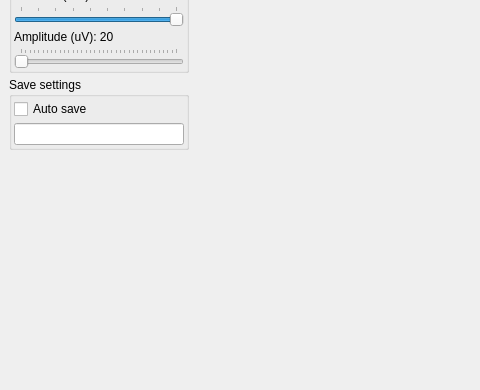
This is UI/mainwindow.ui in ZarkSPb/BB_Python as Qt 5 draws it before an edit; both pictures show x 0 to 480 and y 325 to 715 of the 910 by 715 pixel window. The edited form follows.
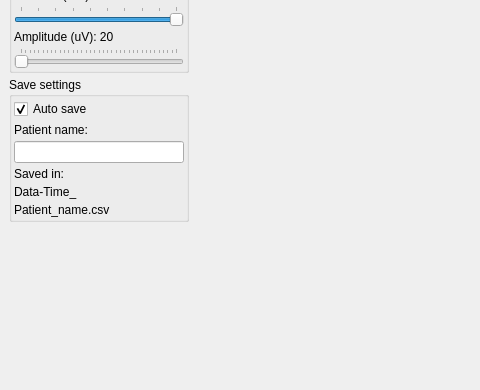
This is the edited form.

Commit message: filename, ui, prepare to save to csv, signal.py

```diff
--- a/UI/mainwindow.ui
+++ b/UI/mainwindow.ui
@@ -301,10 +301,45 @@
             <property name="text">
              <string>Auto save</string>
             </property>
+            <property name="checked">
+             <bool>true</bool>
+            </property>
            </widget>
           </item>
           <item>
-           <widget class="QLineEdit" name="lineEdit"/>
+           <widget class="QLabel" name="label">
+            <property name="text">
+             <string>Patient name:</string>
+            </property>
+           </widget>
+          </item>
+          <item>
+           <widget class="QLineEdit" name="LineEditPatient">
+            <property name="text">
+             <string/>
+            </property>
+           </widget>
+          </item>
+          <item>
+           <widget class="QLabel" name="label_2">
+            <property name="text">
+             <string>Saved in:</string>
+            </property>
+           </widget>
+          </item>
+          <item>
+           <widget class="QLabel" name="LabelFileName1">
+            <property name="text">
+             <string>Data-Time_</string>
+            </property>
+           </widget>
+          </item>
+          <item>
+           <widget class="QLabel" name="LabelFileName2">
+            <property name="text">
+             <string>Patient_name.csv</string>
+            </property>
+           </widget>
           </item>
          </layout>
         </widget>
```
Left out of the diff: 4 changed lines with no effect on the pictures. The commit also changes 6 other files.
